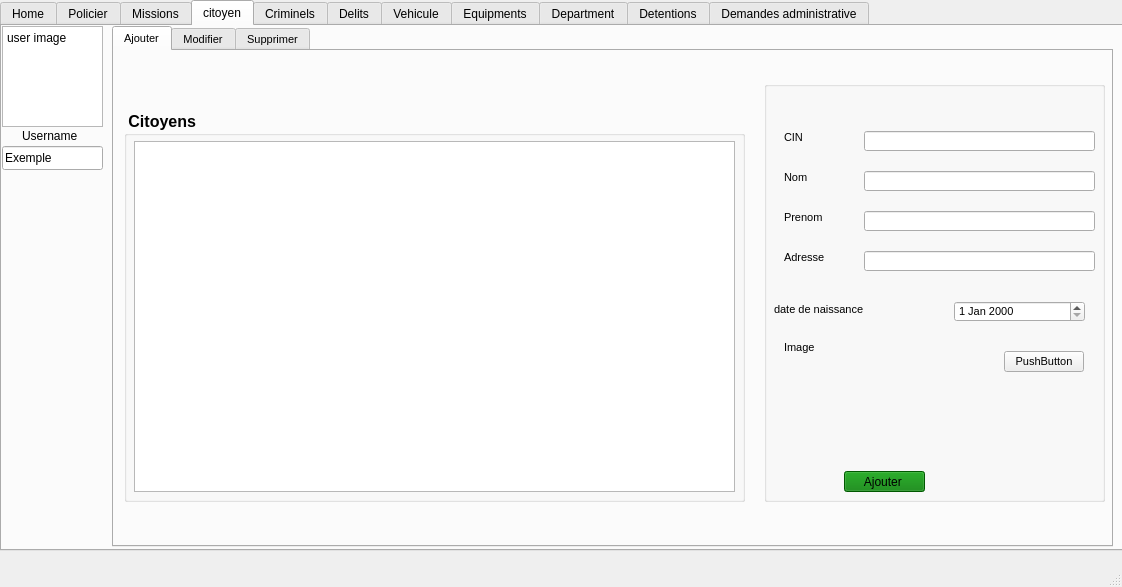
This is OneDrive/Bureau/projetc++/Projetc_/mainwindow.ui in Crystal-Blu/police-station-2A25 as Qt 5 draws it before an edit. The edited form follows.
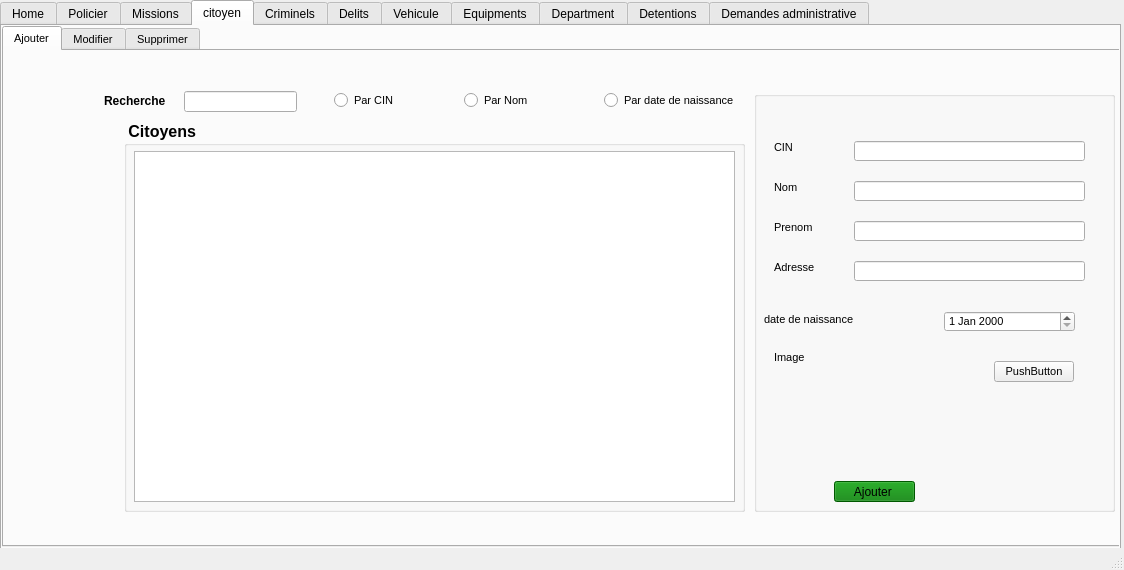
This is the edited form. The open tabs and pages were chosen to show the change.

What changed in the file:
```diff
--- a/OneDrive/Bureau/projetc++/Projetc_/mainwindow.ui
+++ b/OneDrive/Bureau/projetc++/Projetc_/mainwindow.ui
@@ -6,8 +6,8 @@
    <rect>
     <x>0</x>
     <y>0</y>
-    <width>1122</width>
-    <height>587</height>
+    <width>1124</width>
+    <height>570</height>
    </rect>
   </property>
   <property name="windowTitle">
@@ -19,7 +19,7 @@
      <rect>
       <x>0</x>
       <y>0</y>
-      <width>1131</width>
+      <width>1121</width>
       <height>551</height>
      </rect>
     </property>
@@ -399,51 +399,12 @@
      <attribute name="title">
       <string>citoyen</string>
      </attribute>
-     <widget class="QPlainTextEdit" name="plainTextEdit_7">
-      <property name="geometry">
-       <rect>
-        <x>0</x>
-        <y>0</y>
-        <width>101</width>
-        <height>101</height>
-       </rect>
-      </property>
-      <property name="plainText">
-       <string>user image</string>
-      </property>
-     </widget>
-     <widget class="QLabel" name="label_7">
-      <property name="geometry">
-       <rect>
-        <x>20</x>
-        <y>100</y>
-        <width>61</width>
-        <height>20</height>
-       </rect>
-      </property>
-      <property name="text">
-       <string>Username</string>
-      </property>
-     </widget>
-     <widget class="QLineEdit" name="lineEdit_13">
-      <property name="geometry">
-       <rect>
-        <x>0</x>
-        <y>120</y>
-        <width>101</width>
-        <height>24</height>
-       </rect>
-      </property>
-      <property name="text">
-       <string>Exemple</string>
-      </property>
-     </widget>
      <widget class="QTabWidget" name="tabWidget_4">
       <property name="geometry">
        <rect>
-        <x>110</x>
+        <x>0</x>
         <y>0</y>
-        <width>1001</width>
+        <width>1131</width>
         <height>521</height>
        </rect>
       </property>
@@ -462,22 +423,12 @@
        <attribute name="title">
         <string>Ajouter</string>
        </attribute>
-       <widget class="QTableView" name="tab_citoyen">
-        <property name="geometry">
-         <rect>
-          <x>20</x>
-          <y>90</y>
-          <width>601</width>
-          <height>351</height>
-         </rect>
-        </property>
-       </widget>
        <widget class="QGroupBox" name="groupBox">
         <property name="geometry">
          <rect>
-          <x>650</x>
-          <y>30</y>
-          <width>341</width>
+          <x>750</x>
+          <y>40</y>
+          <width>361</width>
           <height>421</height>
          </rect>
         </property>
@@ -670,8 +621,8 @@
        <widget class="QGroupBox" name="groupBox_2">
         <property name="geometry">
          <rect>
-          <x>10</x>
-          <y>60</y>
+          <x>120</x>
+          <y>70</y>
           <width>621</width>
           <height>391</height>
          </rect>
@@ -686,6 +637,105 @@
         <property name="title">
          <string> Citoyens </string>
         </property>
+        <widget class="QTableView" name="tab_citoyen">
+         <property name="geometry">
+          <rect>
+           <x>10</x>
+           <y>30</y>
+           <width>601</width>
+           <height>351</height>
+          </rect>
+         </property>
+         <property name="font">
+          <font>
+           <pointsize>8</pointsize>
+           <weight>50</weight>
+           <bold>false</bold>
+          </font>
+         </property>
+        </widget>
+       </widget>
+       <widget class="QLabel" name="pic">
+        <property name="geometry">
+         <rect>
+          <x>20</x>
+          <y>150</y>
+          <width>81</width>
+          <height>101</height>
+         </rect>
+        </property>
+        <property name="text">
+         <string/>
+        </property>
+       </widget>
+       <widget class="QLabel" name="label_33">
+        <property name="geometry">
+         <rect>
+          <x>100</x>
+          <y>40</y>
+          <width>71</width>
+          <height>20</height>
+         </rect>
+        </property>
+        <property name="font">
+         <font>
+          <pointsize>9</pointsize>
+          <weight>75</weight>
+          <bold>true</bold>
+         </font>
+        </property>
+        <property name="text">
+         <string>Recherche </string>
+        </property>
+       </widget>
+       <widget class="QLineEdit" name="lineEdit_18">
+        <property name="geometry">
+         <rect>
+          <x>180</x>
+          <y>40</y>
+          <width>113</width>
+          <height>21</height>
+         </rect>
+        </property>
+       </widget>
+       <widget class="QRadioButton" name="rb_cin_2">
+        <property name="geometry">
+         <rect>
+          <x>330</x>
+          <y>40</y>
+          <width>84</width>
+          <height>19</height>
+         </rect>
+        </property>
+        <property name="text">
+         <string>Par CIN</string>
+        </property>
+       </widget>
+       <widget class="QRadioButton" name="rb_nom_2">
+        <property name="geometry">
+         <rect>
+          <x>460</x>
+          <y>40</y>
+          <width>84</width>
+          <height>19</height>
+         </rect>
+        </property>
+        <property name="text">
+         <string>Par Nom</string>
+        </property>
+       </widget>
+       <widget class="QRadioButton" name="rb_date_naissance_2">
+        <property name="geometry">
+         <rect>
+          <x>600</x>
+          <y>40</y>
+          <width>131</width>
+          <height>19</height>
+         </rect>
+        </property>
+        <property name="text">
+         <string>Par date de naissance</string>
+        </property>
        </widget>
        <zorder>groupBox_2</zorder>
        <zorder>groupBox</zorder>
@@ -1323,6 +1373,19 @@
           </rect>
          </property>
         </widget>
+        <widget class="QLabel" name="label_7">
+         <property name="geometry">
+          <rect>
+           <x>30</x>
+           <y>90</y>
+           <width>47</width>
+           <height>13</height>
+          </rect>
+         </property>
+         <property name="text">
+          <string> CIN :</string>
+         </property>
+        </widget>
        </widget>
        <widget class="QPushButton" name="pushButton_4">
         <property name="geometry">
```
Left out of the diff: 149 changed lines with no effect on the pictures.
